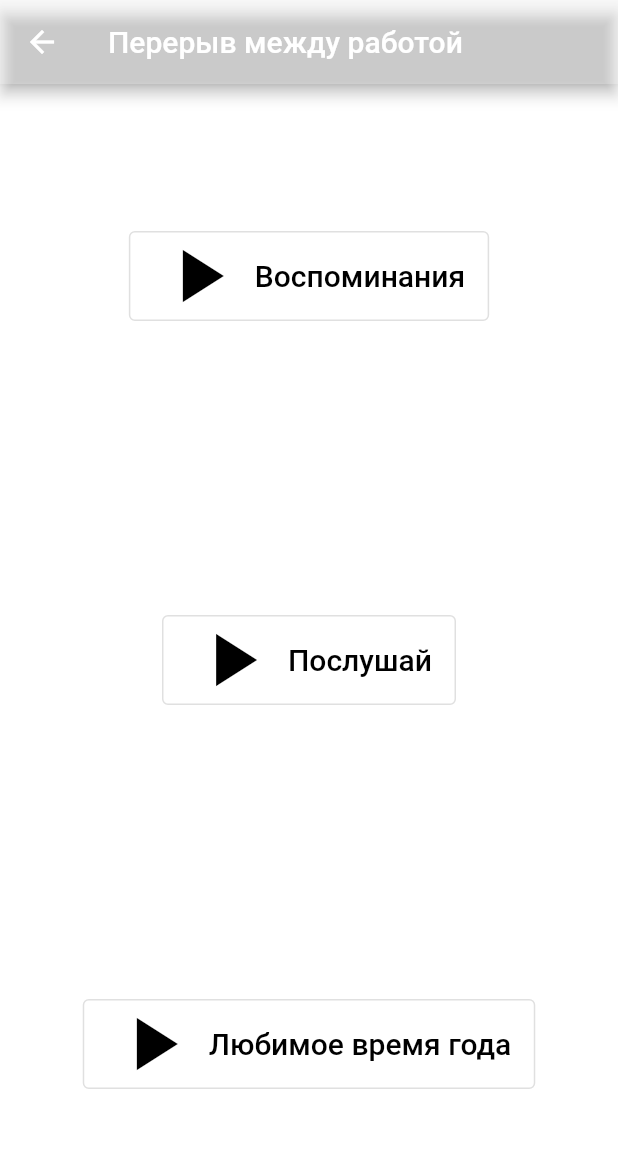
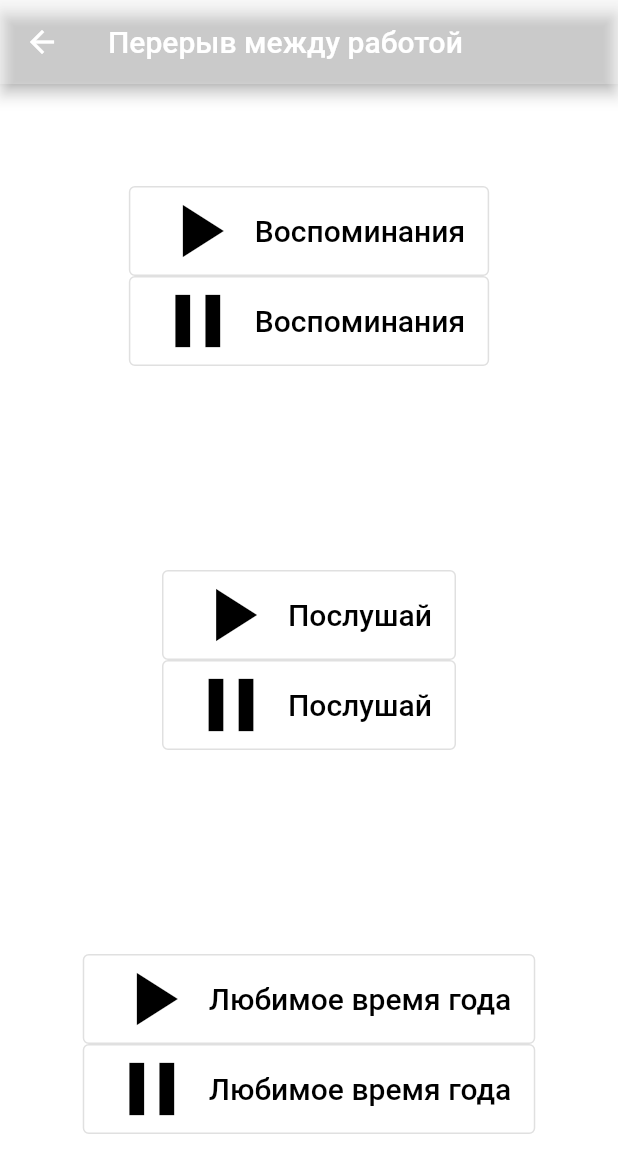
Before and after one commit to iteplenky/meditation, a Flutter app: the Time_out screen opened directly, on a phone screen of 412 x 824 dp. Shown: the top 1173 px of the screen. Run offline on Flutter 3.47's test engine with Material 2 defaults, Android fonts, the phone set to English and light mode, and no system bars; our stand-ins replace audioplayers; missing offline and left inert: dart:ffi; statements that could not run were skipped.

Commit message:
Update time_out.dart

```diff
--- a/lib/time_out.dart
+++ b/lib/time_out.dart
@@ -2,8 +2,9 @@ import 'package:flutter/material.dart';
 import 'package:audioplayers/audioplayers.dart';
 
 class Time_out extends StatelessWidget {
-  const Time_out({Key? key}) : super(key: key);
-
+  AudioPlayer audioPlayer = AudioPlayer();
+  AudioCache audioCache = new AudioCache();
+  AudioPlayer advancedPlayer = new AudioPlayer();
   @override
   Widget build(BuildContext context) {
     return Scaffold(
@@ -17,7 +18,7 @@ class Time_out extends StatelessWidget {
         Column(
           mainAxisAlignment: MainAxisAlignment.spaceAround,
           children: [
-            Row(
+            Column(
               mainAxisAlignment: MainAxisAlignment.center,
               children: [
                 OutlinedButton.icon(label: Text('Воспоминания',
@@ -35,10 +36,29 @@ class Time_out extends StatelessWidget {
                     backgroundColor: MaterialStateProperty.all(Colors.white38),
                   ),
                   icon: Icon(Icons.play_arrow, size: 60, color: Colors.black,),
-                )
+                ),
+                Row(
+                  mainAxisAlignment: MainAxisAlignment.center,
+                  children:[
+                    OutlinedButton.icon(label: Text('Воспоминания',
+                      style: TextStyle(
+                        fontSize: 20,
+                        color: Colors.black,
+                      ),
+                    ),
+                      onPressed: () {
+                        advancedPlayer.pause();
+                      },
+                      style: ButtonStyle(
+                        backgroundColor: MaterialStateProperty.all(Colors.white38),
+                      ),
+                      icon: Icon(Icons.pause, size: 60, color: Colors.black,),
+                    ),
+                  ],
+                ),
               ],
             ),
-            Row(
+            Column(
               mainAxisAlignment: MainAxisAlignment.center,
               children: [
                 OutlinedButton.icon(label: Text('Послушай',
@@ -55,14 +75,31 @@ class Time_out extends StatelessWidget {
                     backgroundColor: MaterialStateProperty.all(Colors.white38),
                   ),
                   icon: Icon(Icons.play_arrow, size: 60, color: Colors.black,),
-                )
+                ),
+                Row(
+                  mainAxisAlignment: MainAxisAlignment.center,
+                  children:[
+                    OutlinedButton.icon(label: Text('Послушай',
+                      style: TextStyle(
+                        fontSize: 20,
+                        color: Colors.black,
+                      ),
+                    ),
+                      onPressed: () {
+                        advancedPlayer.pause();
+                      },
+                      style: ButtonStyle(
+                        backgroundColor: MaterialStateProperty.all(Colors.white38),
+                      ),
+                      icon: Icon(Icons.pause, size: 60, color: Colors.black,),
+                    ),
+                  ],
+                ),
               ],
             ),
-            Row(
+            Column(
               mainAxisAlignment: MainAxisAlignment.center,
               children: [
-                Column(
-                  children: [
                     OutlinedButton.icon(label: Text('Любимое время года',
                       style: TextStyle(
                         fontSize: 20,
@@ -77,7 +114,24 @@ class Time_out extends StatelessWidget {
                         backgroundColor: MaterialStateProperty.all(Colors.white38),
                       ),
                       icon: Icon(Icons.play_arrow, size: 60, color: Colors.black,),
-                    )
+                    ),
+                Row(
+                  mainAxisAlignment: MainAxisAlignment.center,
+                  children:[
+                    OutlinedButton.icon(label: Text('Любимое время года',
+                      style: TextStyle(
+                        fontSize: 20,
+                        color: Colors.black,
+                      ),
+                    ),
+                      onPressed: () {
+                        advancedPlayer.pause();
+                      },
+                      style: ButtonStyle(
+                        backgroundColor: MaterialStateProperty.all(Colors.white38),
+                      ),
+                      icon: Icon(Icons.pause, size: 60, color: Colors.black,),
+                    ),
                   ],
                 ),
               ],
```
